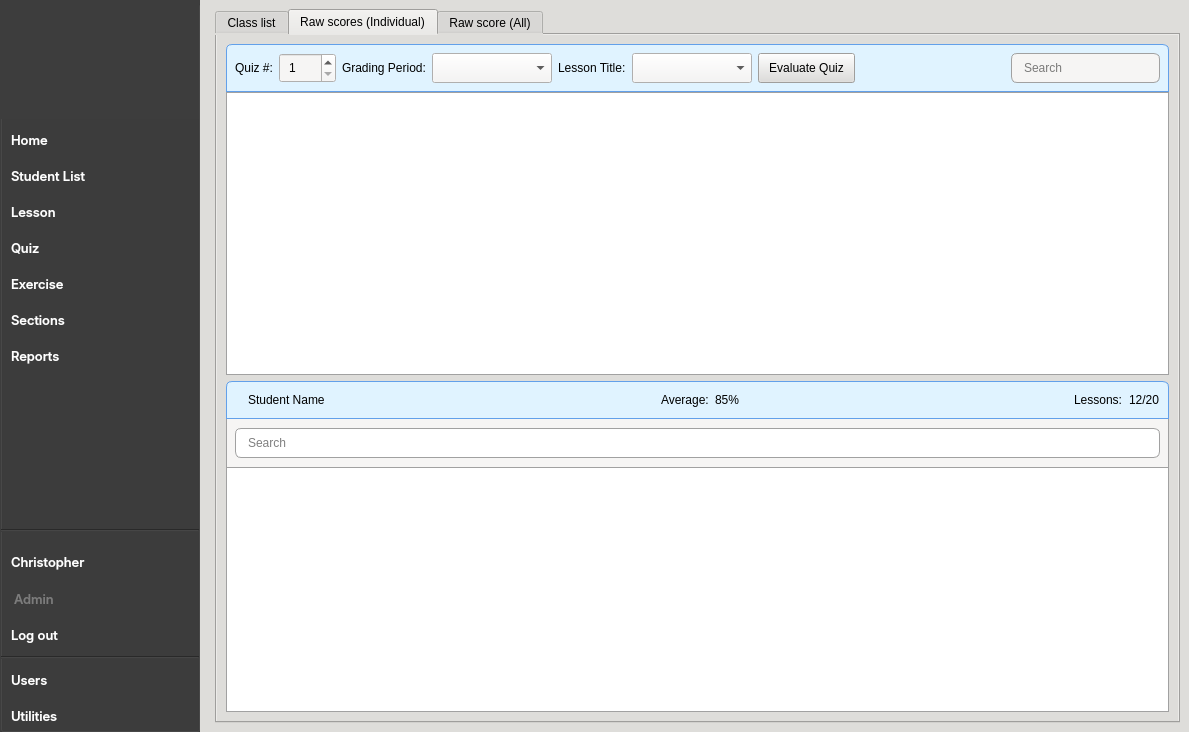
The window that CAI_PyQt/CAI_Admin/UI/FormHome.ui (CPG19040/CPG19040) describes before a commit, drawn with Qt 5.
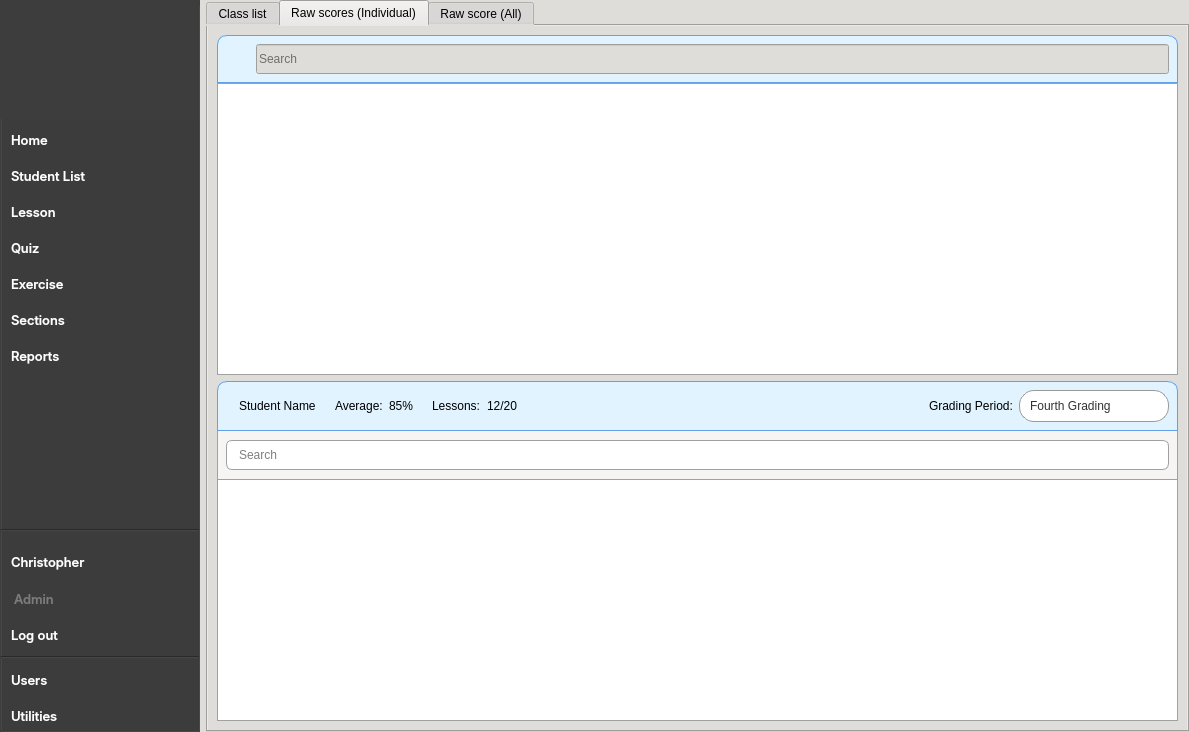
The same window after the commit. The open tabs and pages were chosen to show the change. Icons and pictures are not drawn.

The edit to the form file:
```diff
--- a/CAI_PyQt/CAI_Admin/UI/FormHome.ui
+++ b/CAI_PyQt/CAI_Admin/UI/FormHome.ui
@@ -33,7 +33,77 @@
     <normaloff>:/Images/Images/favicon.ico</normaloff>:/Images/Images/favicon.ico</iconset>
   </property>
   <property name="styleSheet">
-   <string notr="true">background-color: rgb(222, 221, 218); margin: 0px; padding: 0px; font: 10pt &quot;Inter&quot;; color: rgb(0, 0, 0);</string>
+   <string notr="true">* {
+	background-color: rgb(222, 221, 218); 
+	margin: 0px; 
+	padding: 0px; 
+	font: 10pt &quot;Inter&quot;; 
+	color: rgb(0, 0, 0);
+}
+
+*[class=&quot;label-magnifying-search&quot;] {
+	background-color: rgb(255, 255, 255);
+	border-top-left-radius: 15px;
+	border-bottom-left-radius: 15px;
+	border: 1px solid #999;
+	border-right: none;
+}
+
+*[class=&quot;textbox-search&quot;] {
+	background-color: rgb(255, 255, 255); 
+	border-top-right-radius: 15px;
+	border-bottom-right-radius: 15px;
+	border: 1px solid #999;
+	border-left: none;
+}
+
+QComboBox:focus {
+	border: 1px solid #007BFF;
+}
+
+QComboBox {
+	height: 30px;
+	border: 1px solid #999;
+	border-radius: 15px;
+    padding: 0px 10px 0px;
+    background-color: #ffffff;
+    color: #333333;
+    font-size: 12px;
+    selection-background-color: #3498db;
+}
+
+QComboBox:hover {
+    border: 1px solid #3498db;
+}
+
+QComboBox::drop-down {
+    subcontrol-origin: padding;
+    subcontrol-position: top right;
+    width: 30px;
+    border-left-width: 0px;
+    border-top-right-radius: 8px;
+    border-bottom-right-radius: 8px;
+}
+
+QComboBox::down-arrow {
+    image: url(:/Images/Images/caret-down.png);
+    border: none;
+    width: 10px;
+    height: 14px;
+}
+
+QComboBox QAbstractItemView {
+    background-color: #ffffff;
+    selection-background-color: #3498db;
+    selection-color: #ffffff;
+    border-radius: 5px;
+}
+
+QComboBox QAbstractItemView::item {
+    min-height: 35px;
+    padding-left: 10px;
+    border-radius: 4px;
+}</string>
   </property>
   <widget class="QWidget" name="centralwidget">
    <property name="styleSheet">
@@ -1882,7 +1952,7 @@
                 </property>
                 <property name="styleSheet">
                  <string notr="true">QPushButton {
-	border-radius: 10px;
+	border-radius: 15px;
 	background: #1baf76;
 	color: white;
 	font: 57 10pt &quot;Inter Medium&quot;;
@@ -1929,7 +1999,7 @@
                 </property>
                 <property name="styleSheet">
                  <string notr="true">QPushButton {
-	border-radius: 10px;
+	border-radius: 15px;
 	background: #7d3fbc;
 	color: white;
 	font: 57 10pt &quot;Inter Medium&quot;;
@@ -1976,7 +2046,7 @@
                 </property>
                 <property name="styleSheet">
                  <string notr="true">QPushButton {
-	border-radius: 10px;
+	border-radius: 15px;
 	background: #0088cc;
 	color: white;
 	font: 57 10pt &quot;Inter Medium&quot;;
@@ -2023,7 +2093,7 @@
                 </property>
                 <property name="styleSheet">
                  <string notr="true">QPushButton {
-	border-radius: 10px;
+	border-radius: 15px;
 	background: #ff007f;
 	color: white;
 	font: 57 10pt &quot;Inter Medium&quot;;
@@ -2216,6 +2286,61 @@
                </widget>
               </item>
               <item>
+               <widget class="QWidget" name="widget_search_2" native="true">
+                <property name="styleSheet">
+                 <string notr="true"/>
+                </property>
+                <property name="class" stdset="0">
+                 <string>widget-search-container</string>
+                </property>
+                <layout class="QHBoxLayout" name="layout_search_2">
+                 <property name="spacing">
+                  <number>0</number>
+                 </property>
+                 <property name="leftMargin">
+                  <number>0</number>
+                 </property>
+                 <property name="topMargin">
+                  <number>0</number>
+                 </property>
+                 <property name="rightMargin">
+                  <number>0</number>
+                 </property>
+                 <property name="bottomMargin">
+                  <number>0</number>
+                 </property>
+                 <item>
+                  <widget class="QLabel" name="label_magnifying_stud">
+                   <property name="minimumSize">
+                    <size>
+                     <width>30</width>
+                     <height>30</height>
+                    </size>
+                   </property>
+                   <property name="maximumSize">
+                    <size>
+                     <width>30</width>
+                     <height>30</height>
+                    </size>
+                   </property>
+                   <property name="text">
+                    <string/>
+                   </property>
+                   <property name="pixmap">
+                    <pixmap resource="../resources.qrc">:/Images/Images/search.png</pixmap>
+                   </property>
+                   <property name="scaledContents">
+                    <bool>true</bool>
+                   </property>
+                   <property name="margin">
+                    <number>5</number>
+                   </property>
+                   <property name="class" stdset="0">
+                    <string>label-magnifying-search</string>
+                   </property>
+                  </widget>
+                 </item>
+                 <item>
                <widget class="QLineEdit" name="txt_classList_search">
                 <property name="minimumSize">
                  <size>
@@ -2223,28 +2348,18 @@
                   <height>30</height>
                  </size>
                 </property>
-                <property name="maximumSize">
-                 <size>
-                  <width>16777215</width>
-                  <height>30</height>
-                 </size>
-                </property>
-                <property name="font">
-                 <font>
-                  <family>Inter</family>
-                  <pointsize>10</pointsize>
-                  <weight>50</weight>
-                  <italic>false</italic>
-                  <bold>false</bold>
-                 </font>
-                </property>
                 <property name="styleSheet">
-                 <string notr="true">background-color: rgb(246, 245, 244);
-padding: 0px 10px 0px;</string>
+                    <string notr="true"/>
                 </property>
                 <property name="placeholderText">
-                 <string>Search</string>
-                </property>
+                    <string>Search Lesson</string>
+                   </property>
+                   <property name="class" stdset="0">
+                    <string>textbox-search</string>
+                   </property>
+                  </widget>
+                 </item>
+                </layout>
                </widget>
               </item>
              </layout>
@@ -2349,8 +2464,8 @@
                <rect>
                 <x>0</x>
                 <y>0</y>
-                <width>565</width>
-                <height>616</height>
+                <width>574</width>
+                <height>632</height>
                </rect>
               </property>
               <layout class="QVBoxLayout" name="verticalLayout_9"/>
@@ -2360,6 +2475,18 @@
            <item>
             <widget class="QWidget" name="widget_f" native="true">
              <layout class="QHBoxLayout" name="horizontalLayout_17">
+              <property name="leftMargin">
+               <number>0</number>
+              </property>
+              <property name="topMargin">
+               <number>0</number>
+              </property>
+              <property name="rightMargin">
+               <number>0</number>
+              </property>
+              <property name="bottomMargin">
+               <number>0</number>
+              </property>
               <item>
                <spacer name="horizontalSpacer_11">
                 <property name="orientation">
@@ -2420,9 +2547,31 @@
        </property>
        <layout class="QVBoxLayout" name="verticalLayout">
         <item>
-         <layout class="QHBoxLayout" name="horizontalLayout_3">
+         <widget class="QWidget" name="widget_search" native="true">
+          <property name="styleSheet">
+           <string notr="true"/>
+          </property>
+          <property name="class" stdset="0">
+           <string>widget-search-container</string>
+          </property>
+          <layout class="QHBoxLayout" name="layout_search">
+           <property name="spacing">
+            <number>0</number>
+           </property>
+           <property name="leftMargin">
+            <number>0</number>
+           </property>
+           <property name="topMargin">
+            <number>0</number>
+           </property>
+           <property name="rightMargin">
+            <number>0</number>
+           </property>
+           <property name="bottomMargin">
+            <number>0</number>
+           </property>
           <item>
-           <widget class="QLabel" name="label">
+            <widget class="QLabel" name="label_magnifying">
             <property name="minimumSize">
              <size>
               <width>30</width>
@@ -2445,7 +2594,10 @@
              <bool>true</bool>
             </property>
             <property name="margin">
-             <number>2</number>
+              <number>5</number>
+             </property>
+             <property name="class" stdset="0">
+              <string>label-magnifying-search</string>
             </property>
            </widget>
           </item>
@@ -2458,14 +2610,18 @@
              </size>
             </property>
             <property name="styleSheet">
-             <string notr="true">background-color: rgb(255, 255, 255); padding: 0px 10px 0px;</string>
+              <string notr="true"/>
             </property>
             <property name="placeholderText">
              <string>Search Lesson</string>
             </property>
+             <property name="class" stdset="0">
+              <string>textbox-search</string>
+             </property>
            </widget>
           </item>
          </layout>
+         </widget>
         </item>
         <item>
          <layout class="QHBoxLayout" name="horizontalLayout_4">
@@ -2797,7 +2953,7 @@
            <layout class="QHBoxLayout" name="horizontalLayout_6"/>
           </item>
           <item>
-           <widget class="QCheckBox" name="checkBoxLockQuiz">
+           <widget class="QCheckBox" name="checkBoxPublish">
             <property name="minimumSize">
              <size>
               <width>0</width>
@@ -2824,7 +2980,7 @@
 }</string>
             </property>
             <property name="text">
-             <string>Unpublish Quiz</string>
+             <string>Publish</string>
             </property>
            </widget>
           </item>
@@ -2862,6 +3018,9 @@
               <height>30</height>
              </size>
             </property>
+            <property name="styleSheet">
+             <string notr="true">background-color: rgb(255, 255, 255); padding: 0px 10px 0px; border-radius: 5px;</string>
+            </property>
             <property name="text">
              <string>000</string>
             </property>
@@ -3070,24 +3229,27 @@
             </widget>
            </item>
            <item>
-            <widget class="QSpinBox" name="multiplier_easy">
+            <widget class="QLabel" name="multiplier_easy">
              <property name="minimumSize">
               <size>
                <width>0</width>
                <height>30</height>
               </size>
              </property>
+             <property name="maximumSize">
+              <size>
+               <width>16777215</width>
+               <height>30</height>
+              </size>
+             </property>
              <property name="styleSheet">
-              <string notr="true">background-color: rgb(255, 255, 255);</string>
+              <string notr="true">background-color: rgb(255, 255, 255); padding: 0px 10px 0px; border-radius: 5px;</string>
              </property>
-             <property name="minimum">
-              <number>1</number>
+             <property name="text">
+              <string>00</string>
              </property>
-             <property name="maximum">
-              <number>999</number>
-             </property>
-             <property name="value">
-              <number>1</number>
+             <property name="alignment">
+              <set>Qt::AlignCenter</set>
              </property>
             </widget>
            </item>
@@ -3105,24 +3267,27 @@
             </widget>
            </item>
            <item>
-            <widget class="QSpinBox" name="multiplier_average">
+            <widget class="QLabel" name="multiplier_average">
              <property name="minimumSize">
               <size>
                <width>0</width>
                <height>30</height>
               </size>
              </property>
+             <property name="maximumSize">
+              <size>
+               <width>16777215</width>
+               <height>30</height>
+              </size>
+             </property>
              <property name="styleSheet">
-              <string notr="true">background-color: rgb(255, 255, 255);</string>
+              <string notr="true">background-color: rgb(255, 255, 255); padding: 0px 10px 0px; border-radius: 5px;</string>
              </property>
-             <property name="minimum">
-              <number>1</number>
+             <property name="text">
+              <string>00</string>
              </property>
-             <property name="maximum">
-              <number>999</number>
-             </property>
-             <property name="value">
-              <number>1</number>
+             <property name="alignment">
+              <set>Qt::AlignCenter</set>
              </property>
             </widget>
            </item>
@@ -3140,24 +3305,27 @@
             </widget>
            </item>
            <item>
-            <widget class="QSpinBox" name="multiplier_hard">
+            <widget class="QLabel" name="multiplier_hard">
              <property name="minimumSize">
               <size>
                <width>0</width>
                <height>30</height>
               </size>
              </property>
+             <property name="maximumSize">
+              <size>
+               <width>16777215</width>
+               <height>30</height>
+              </size>
+             </property>
              <property name="styleSheet">
-              <string notr="true">background-color: rgb(255, 255, 255);</string>
+              <string notr="true">background-color: rgb(255, 255, 255); padding: 0px 10px 0px; border-radius: 5px;</string>
              </property>
-             <property name="minimum">
-              <number>1</number>
+             <property name="text">
+              <string>00</string>
              </property>
-             <property name="maximum">
-              <number>999</number>
-             </property>
-             <property name="value">
-              <number>1</number>
+             <property name="alignment">
+              <set>Qt::AlignCenter</set>
              </property>
             </widget>
            </item>
@@ -3182,6 +3350,9 @@
                <height>30</height>
               </size>
              </property>
+             <property name="styleSheet">
+              <string notr="true">background-color: rgb(255, 255, 255); padding: 0px 10px 0px; border-radius: 5px;</string>
+             </property>
              <property name="text">
               <string>000</string>
              </property>
@@ -3580,39 +3751,75 @@
        </property>
        <layout class="QVBoxLayout" name="verticalLayout_10">
         <item>
-         <layout class="QHBoxLayout" name="horizontalLayout_7">
+         <widget class="QWidget" name="widget" native="true">
+          <layout class="QHBoxLayout" name="horizontalLayout_23">
+           <property name="spacing">
+            <number>0</number>
+           </property>
+           <property name="leftMargin">
+            <number>0</number>
+           </property>
+           <property name="topMargin">
+            <number>0</number>
+           </property>
+           <property name="rightMargin">
+            <number>0</number>
+           </property>
+           <property name="bottomMargin">
+            <number>0</number>
+           </property>
           <item>
-           <widget class="QComboBox" name="comboBox_exerciseFilter">
+            <widget class="QLabel" name="label_magnifying_exer">
             <property name="minimumSize">
              <size>
-              <width>150</width>
-              <height>25</height>
-             </size>
-            </property>
-            <property name="styleSheet">
-             <string notr="true">padding-left: 5px;</string>
-            </property>
-            <item>
+               <width>30</width>
+               <height>30</height>
+              </size>
+             </property>
+             <property name="maximumSize">
+              <size>
+               <width>30</width>
+               <height>30</height>
+              </size>
+             </property>
              <property name="text">
-              <string>Lesson name</string>
+              <string/>
              </property>
-            </item>
+             <property name="pixmap">
+              <pixmap resource="../resources.qrc">:/Images/Images/search.png</pixmap>
+             </property>
+             <property name="scaledContents">
+              <bool>true</bool>
+             </property>
+             <property name="margin">
+              <number>5</number>
+             </property>
+             <property name="class" stdset="0">
+              <string>label-magnifying-search</string>
+             </property>
            </widget>
           </item>
           <item>
-           <widget class="QLineEdit" name="txtExerciseSearch">
+            <widget class="QLineEdit" name="txtSearchExercise">
             <property name="minimumSize">
              <size>
               <width>0</width>
-              <height>25</height>
+               <height>30</height>
              </size>
             </property>
             <property name="styleSheet">
-             <string notr="true">background-color: rgb(246, 245, 244);</string>
+              <string notr="true"/>
+             </property>
+             <property name="placeholderText">
+              <string>Search</string>
+             </property>
+             <property name="class" stdset="0">
+              <string>textbox-search</string>
             </property>
            </widget>
           </item>
          </layout>
+         </widget>
         </item>
         <item>
          <spacer name="verticalSpacer_2">
@@ -3925,6 +4132,18 @@
 }</string>
        </property>
        <layout class="QVBoxLayout" name="verticalLayout_4">
+        <property name="leftMargin">
+         <number>0</number>
+        </property>
+        <property name="topMargin">
+         <number>0</number>
+        </property>
+        <property name="rightMargin">
+         <number>0</number>
+        </property>
+        <property name="bottomMargin">
+         <number>0</number>
+        </property>
         <item>
          <widget class="QTabWidget" name="tabWidget">
           <property name="currentIndex">
@@ -4017,6 +4236,116 @@
            </layout>
           </widget>
           <widget class="QWidget" name="tab_2">
+           <property name="styleSheet">
+            <string notr="true">QTableView {
+    border: 1px solid rgb(161, 161, 161);
+    gridline-color: #f0f0f0;
+    background-color: white;
+    selection-background-color: rgba(38, 162, 105, 0.2);
+    selection-color: black;
+    outline: none;
+}
+
+/* Remove the row numbers (Vertical Header) */
+QHeaderView:vertical {
+    width: 0px;
+}
+
+QHeaderView::section:vertical {
+    width: 0px;
+    border: none;
+}
+
+/* Style the top horizontal header */
+QHeaderView::section:horizontal {
+    background-color: rgb(246, 245, 244);  
+    color: black;
+    padding: 6px;
+    font-weight: bold;
+}
+
+/* Custom Scrollbars */
+QScrollBar:vertical {
+    border: none;
+    background: #f8f8f8;
+    width: 10px;
+}
+
+QScrollBar::handle:vertical {
+    background: rgb(38, 162, 105);
+    min-height: 30px;
+    border-radius: 5px; 
+    margin: 2px;
+}
+
+QScrollBar:horizontal {
+    border: none;
+    background: #f8f8f8;
+    height: 10px;
+}
+
+QScrollBar::handle:horizontal {
+    background: rgb(38, 162, 105);
+    min-width: 30px;
+    border-radius: 5px;
+    margin: 2px;
+}
+
+/* Remove scrollbar arrows */
+QScrollBar::add-line, QScrollBar::sub-line {
+    width: 0px; height: 0px;
+}
+
+
+
+
+QComboBox {
+	height: 30px;
+	border: 1px solid #999;
+	border-radius: 15px;
+    padding: 0px 10px 0px;
+    background-color: #ffffff;
+    color: #333333;
+    selection-background-color: #3498db;
+}
+
+QComboBox:hover {
+    border: 1px solid #3498db;
+}
+
+QComboBox:focus {
+	border: 1px solid #007BFF;
+}
+
+QComboBox::drop-down {
+    subcontrol-origin: padding;
+    subcontrol-position: top right;
+    width: 30px;
+    border-left-width: 0px;
+    border-top-right-radius: 8px;
+    border-bottom-right-radius: 8px;
+}
+
+QComboBox::down-arrow {
+    image: url(:/Images/Images/caret-down.png);
+    border: none;
+    width: 10px;
+    height: 14px;
+}
+
+QComboBox QAbstractItemView {
+    background-color: #ffffff;
+    selection-background-color: #3498db;
+    selection-color: #ffffff;
+    border-radius: 5px;
+}
+
+QComboBox QAbstractItemView::item {
+    min-height: 35px;
+    padding-left: 10px;
+    border-radius: 4px;
+}</string>
+           </property>
            <attribute name="title">
             <string>Raw scores (Individual)</string>
            </attribute>
@@ -4040,13 +4369,13 @@
                 <number>0</number>
                </property>
                <item>
-                <widget class="QWidget" name="widget_5" native="true">
+                <widget class="QWidget" name="widget_stud_tblheader_idv" native="true">
                  <property name="styleSheet">
-                  <string notr="true">#widget_5 { 
+                  <string notr="true">#widget_stud_tblheader_idv { 
 	background-color: rgb(224, 243, 255);
 	border: 1px solid rgb(98, 160, 234);
-	border-top-left-radius: 6px;
-	border-top-right-radius: 6px;
+	border-top-left-radius: 10px;
+	border-top-right-radius: 10px;
 }
 
 QLabel {
@@ -4054,104 +4383,79 @@
 	border: none;
 }</string>
                  </property>
-                 <layout class="QHBoxLayout" name="horizontalLayout_20">
+                 <layout class="QHBoxLayout" name="horizontalLayout_7">
                   <item>
-                   <widget class="QLabel" name="labelGradingPeriod_3">
-                    <property name="text">
-                     <string>Quiz #:</string>
-                    </property>
-                   </widget>
-                  </item>
-                  <item>
-                   <widget class="QSpinBox" name="quiz_no_idv">
-                    <property name="minimumSize">
-                     <size>
-                      <width>0</width>
-                      <height>30</height>
-                     </size>
-                    </property>
+                   <widget class="QWidget" name="widget_search_idv" native="true">
                     <property name="styleSheet">
-                     <string notr="true">background-color: rgb(246, 245, 244); padding: 0px 5px 0px;</string>
+                     <string notr="true">*[class=&quot;label-magnifying-search&quot;] {
+	background-color: rgb(255, 255, 255);
+	border-top-left-radius: 15px;
+	border-bottom-left-radius: 15px;
+	border: 1px solid #999;
+	border-right: none;
+}
+
+*[class=&quot;textbox-search&quot;] {
+	background-color: rgb(255, 255, 255); 
+	border-top-right-radius: 15px;
+	border-bottom-right-radius: 15px;
+	border: 1px solid #999;
+	border-left: none;
+}
+
+#widget_search_idv {
+	background: transparent;
+}</string>
                     </property>
-                    <property name="minimum">
-                     <number>1</number>
+                    <property name="class" stdset="0">
+                     <string>widget-search-container</string>
                     </property>
-                    <property name="maximum">
-                     <number>999</number>
-                    </property>
-                    <property name="value">
-                     <number>1</number>
-                    </property>
-                   </widget>
-                  </item>
-                  <item>
-                   <widget class="QLabel" name="labelGradingPeriod_4">
-                    <property name="text">
-                     <string>Grading Period:</string>
-                    </property>
-                   </widget>
-                  </item>
-                  <item>
-                   <widget class="QComboBox" name="cb_gp_quiz_idv">
-                    <property name="minimumSize">
-                     <size>
-                      <width>120</width>
-                      <height>30</height>
-                     </size>
-                    </property>
-                    <property name="styleSheet">
-                     <string notr="true">color: rgb(0, 0, 0); background-color: rgb(246, 245, 244); padding: 0px 10px 0px;</string>
-                    </property>
-                   </widget>
-                  </item>
+                    <layout class="QHBoxLayout" name="layout_search_idv">
+                     <property name="spacing">
+                      <number>0</number>
+                     </property>
+                     <property name="leftMargin">
+                      <number>0</number>
+                     </property>
+                     <property name="topMargin">
+                      <number>0</number>
+                     </property>
+                     <property name="rightMargin">
+                      <number>0</number>
+                     </property>
+                     <property name="bottomMargin">
+                      <number>0</number>
+                     </property>
                   <item>
-                   <widget class="QLabel" name="labelLesson_2">
-                    <property name="text">
-                     <string>Lesson Title:</string>
-                    </property>
-                   </widget>
-                  </item>
-                  <item>
-                   <widget class="QComboBox" name="cb_ln_quiz_idv">
+                      <widget class="QLabel" name="label_magnifying_idv">
                     <property name="minimumSize">
                      <size>
-                      <width>120</width>
+                         <width>30</width>
                       <height>30</height>
                      </size>
                     </property>
-                    <property name="styleSheet">
-                     <string notr="true">color: rgb(0, 0, 0); background-color: rgb(246, 245, 244); padding: 0px 10px 0px;</string>
-                    </property>
-                   </widget>
-                  </item>
-                  <item>
-                   <widget class="QPushButton" name="btnEvaluateQuiz">
-                    <property name="minimumSize">
+                       <property name="maximumSize">
                      <size>
-                      <width>0</width>
+                         <width>30</width>
                       <height>30</height>
                      </size>
                     </property>
-                    <property name="styleSheet">
-                     <string notr="true">padding: 0px 10px 0px;</string>
-                    </property>
                     <property name="text">
-                     <string>Evaluate Quiz</string>
-                    </property>
-                   </widget>
-                  </item>
-                  <item>
-                   <spacer name="horizontalSpacer_13">
-                    <property name="orientation">
-                     <enum>Qt::Horizontal</enum>
-                    </property>
-                    <property name="sizeHint" stdset="0">
-                     <size>
-                      <width>40</width>
-                      <height>20</height>
-                     </size>
-                    </property>
-                   </spacer>
+                        <string/>
+                       </property>
+                       <property name="pixmap">
+                        <pixmap resource="../resources.qrc">:/Images/Images/search.png</pixmap>
+                       </property>
+                       <property name="scaledContents">
+                        <bool>true</bool>
+                       </property>
+                       <property name="margin">
+                        <number>5</number>
+                       </property>
+                       <property name="class" stdset="0">
+                        <string>label-magnifying-search</string>
+                       </property>
+                      </widget>
                   </item>
                   <item>
                    <widget class="QLineEdit" name="txt_search_score_idv">
@@ -4162,21 +4466,17 @@
                      </size>
                     </property>
                     <property name="styleSheet">
-                     <string notr="true">QLineEdit { 
-	background-color: rgb(246, 245, 244);
-	color: rgb(0, 0, 0);
-	padding: 0px 10px 0px;
-	border-radius: 6px;
-	border: 1px solid rgb(161, 161, 161);
-}
-
-QLineEdit:focus {
-	border: 1px solid rgb(53, 132, 228);
-}</string>
+                        <string notr="true"/>
                     </property>
                     <property name="placeholderText">
                      <string>Search</string>
                     </property>
+                       <property name="class" stdset="0">
+                        <string>textbox-search</string>
+                       </property>
+                      </widget>
+                     </item>
+                    </layout>
                    </widget>
                   </item>
                  </layout>
@@ -4185,64 +4485,7 @@
                <item>
                 <widget class="QTableView" name="table_student_score_idv">
                  <property name="styleSheet">
-                  <string notr="true">QTableView {
-    border: 1px solid rgb(161, 161, 161);
-    gridline-color: #f0f0f0;
-    background-color: white;
-    selection-background-color: rgba(38, 162, 105, 0.2);
-    selection-color: black;
-    outline: none;
-}
-
-/* Remove the row numbers (Vertical Header) */
-QHeaderView:vertical {
-    width: 0px;
-}
-
-QHeaderView::section:vertical {
-    width: 0px;
-    border: none;
-}
-
-/* Style the top horizontal header */
-QHeaderView::section:horizontal {
-    background-color: rgb(222, 255, 233);  
-    color: black;
-    padding: 6px;
-    font-weight: bold;
-}
-
-/* Custom Scrollbars */
-QScrollBar:vertical {
-    border: none;
-    background: #f8f8f8;
-    width: 10px;
-}
-
-QScrollBar::handle:vertical {
-    background: rgb(38, 162, 105);
-    min-height: 30px;
-    border-radius: 5px; 
-    margin: 2px;
-}
-
-QScrollBar:horizontal {
-    border: none;
-    background: #f8f8f8;
-    height: 10px;
-}
-
-QScrollBar::handle:horizontal {
-    background: rgb(38, 162, 105);
-    min-width: 30px;
-    border-radius: 5px;
-    margin: 2px;
-}
-
-/* Remove scrollbar arrows */
-QScrollBar::add-line, QScrollBar::sub-line {
-    width: 0px; height: 0px;
-}</string>
+                  <string notr="true"/>
                  </property>
                  <property name="selectionBehavior">
                   <enum>QAbstractItemView::SelectRows</enum>
@@ -4279,11 +4522,11 @@
                <item>
                 <widget class="QWidget" name="widget_7" native="true">
                  <property name="styleSheet">
-                  <string notr="true">QWidget { 
+                  <string notr="true">#widget_7 { 
 	background-color: rgb(224, 243, 255);
 	border: 1px solid rgb(98, 160, 234);
-	border-top-left-radius: 6px;
-    border-top-right-radius: 6px;
+	border-top-left-radius: 10px;
+    border-top-right-radius: 10px;
 }
 
 QLabel {
@@ -4318,19 +4561,6 @@
                     </property>
                    </widget>
                   </item>
-                  <item>
-                   <spacer name="horizontalSpacer_14">
-                    <property name="orientation">
-                     <enum>Qt::Horizontal</enum>
-                    </property>
-                    <property name="sizeHint" stdset="0">
-                     <size>
-                      <width>40</width>
-                      <height>20</height>
-                     </size>
-                    </property>
-                   </spacer>
-                  </item>
                   <item>
                    <widget class="QLabel" name="label_avg_icon">
                     <property name="maximumSize">
@@ -4367,19 +4597,6 @@
                     </property>
                    </widget>
                   </item>
-                  <item>
-                   <spacer name="horizontalSpacer_15">
-                    <property name="orientation">
-                     <enum>Qt::Horizontal</enum>
-                    </property>
-                    <property name="sizeHint" stdset="0">
-                     <size>
-                      <width>40</width>
-                      <height>20</height>
-                     </size>
-                    </property>
-                   </spacer>
-                  </item>
                   <item>
                    <widget class="QLabel" name="label_lessons_prog_icon">
                     <property name="maximumSize">
@@ -4416,6 +4633,44 @@
                     </property>
                    </widget>
                   </item>
+                  <item>
+                   <spacer name="horizontalSpacer_15">
+                    <property name="orientation">
+                     <enum>Qt::Horizontal</enum>
+                    </property>
+                    <property name="sizeHint" stdset="0">
+                     <size>
+                      <width>40</width>
+                      <height>20</height>
+                     </size>
+                    </property>
+                   </spacer>
+                  </item>
+                  <item>
+                   <widget class="QLabel" name="labelGradingPeriod_4">
+                    <property name="text">
+                     <string>Grading Period:</string>
+                    </property>
+                   </widget>
+                  </item>
+                  <item>
+                   <widget class="QComboBox" name="cb_gp_quiz_idv">
+                    <property name="minimumSize">
+                     <size>
+                      <width>150</width>
+                      <height>30</height>
+                     </size>
+                    </property>
+                    <property name="styleSheet">
+                     <string notr="true"/>
+                    </property>
+                    <item>
+                     <property name="text">
+                      <string>Fourth Grading</string>
+                     </property>
+                    </item>
+                   </widget>
+                  </item>
                  </layout>
                 </widget>
                </item>
@@ -4481,64 +4736,7 @@
                   <item>
                    <widget class="QTableView" name="table_quiz_score_idv">
                     <property name="styleSheet">
-                     <string notr="true">QTableView {
-    border: 1px solid rgb(161, 161, 161);
-    gridline-color: #f0f0f0;
-    background-color: white;
-    selection-background-color: rgba(38, 162, 105, 0.2);
-    selection-color: black;
-    outline: none;
-}
-
-/* Remove the row numbers (Vertical Header) */
-QHeaderView:vertical {
-    width: 0px;
-}
-
-QHeaderView::section:vertical {
-    width: 0px;
-    border: none;
-}
-
-/* Style the top horizontal header */
-QHeaderView::section:horizontal {
-    background-color: rgb(222, 255, 233);  
-    color: black;
-    padding: 6px;
-    font-weight: bold;
-}
-
-/* Custom Scrollbars */
-QScrollBar:vertical {
-    border: none;
-    background: #f8f8f8;
-    width: 10px;
-}
-
-QScrollBar::handle:vertical {
-    background: rgb(38, 162, 105);
-    min-height: 30px;
-    border-radius: 5px; 
-    margin: 2px;
-}
-
-QScrollBar:horizontal {
-    border: none;
-    background: #f8f8f8;
-    height: 10px;
-}
-
-QScrollBar::handle:horizontal {
-    background: rgb(38, 162, 105);
-    min-width: 30px;
-    border-radius: 5px;
-    margin: 2px;
-}
-
-/* Remove scrollbar arrows */
-QScrollBar::add-line, QScrollBar::sub-line {
-    width: 0px; height: 0px;
-}</string>
+                     <string notr="true"/>
                     </property>
                     <property name="selectionBehavior">
                      <enum>QAbstractItemView::SelectRows</enum>
@@ -4579,7 +4777,7 @@
        </property>
        <layout class="QVBoxLayout" name="verticalLayout_17">
         <item>
-         <widget class="QWidget" name="widget" native="true">
+         <widget class="QWidget" name="widget_header" native="true">
           <layout class="QHBoxLayout" name="horizontalLayout_19">
            <property name="leftMargin">
             <number>0</number>
@@ -4594,6 +4792,30 @@
             <number>0</number>
            </property>
            <item>
+            <widget class="QWidget" name="widget_search_section" native="true">
+             <property name="minimumSize">
+              <size>
+               <width>100</width>
+               <height>0</height>
+              </size>
+             </property>
+             <layout class="QHBoxLayout" name="horizontalLayout_3">
+              <property name="spacing">
+               <number>0</number>
+              </property>
+              <property name="leftMargin">
+               <number>0</number>
+              </property>
+              <property name="topMargin">
+               <number>0</number>
+              </property>
+              <property name="rightMargin">
+               <number>0</number>
+              </property>
+              <property name="bottomMargin">
+               <number>0</number>
+              </property>
+              <item>
             <widget class="QLabel" name="label_2">
              <property name="minimumSize">
               <size>
@@ -4608,7 +4830,7 @@
               </size>
              </property>
              <property name="styleSheet">
-              <string notr="true">background: transparent;</string>
+                 <string notr="true"/>
              </property>
              <property name="text">
               <string/>
@@ -4620,7 +4842,10 @@
               <bool>true</bool>
              </property>
              <property name="margin">
-              <number>2</number>
+                 <number>5</number>
+                </property>
+                <property name="class" stdset="0">
+                 <string>label-magnifying-search</string>
              </property>
             </widget>
            </item>
@@ -4633,11 +4858,17 @@
               </size>
              </property>
              <property name="styleSheet">
-              <string notr="true">background-color: rgb(246, 245, 244); padding: 0px 5px 0px;</string>
+                 <string notr="true"/>
              </property>
              <property name="placeholderText">
               <string>Search</string>
              </property>
+                <property name="class" stdset="0">
+                 <string>textbox-search</string>
+                </property>
+               </widget>
+              </item>
+             </layout>
             </widget>
            </item>
            <item>
```
Lines whose indentation alone changed are shown as unchanged.
